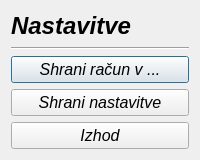
MaxMaxy/racun, file settings.ui: the form before one commit.
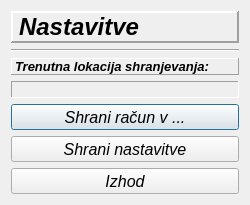
The form after the commit.

Patch:
```diff
--- a/settings.ui
+++ b/settings.ui
@@ -6,8 +6,8 @@
    <rect>
     <x>0</x>
     <y>0</y>
-    <width>200</width>
-    <height>160</height>
+    <width>250</width>
+    <height>205</height>
    </rect>
   </property>
   <property name="sizePolicy">
@@ -18,14 +18,14 @@
   </property>
   <property name="minimumSize">
    <size>
-    <width>200</width>
-    <height>160</height>
+    <width>250</width>
+    <height>205</height>
    </size>
   </property>
   <property name="maximumSize">
    <size>
-    <width>200</width>
-    <height>160</height>
+    <width>250</width>
+    <height>205</height>
    </size>
   </property>
   <property name="font">
@@ -54,6 +54,15 @@
            <bold>true</bold>
           </font>
          </property>
+         <property name="frameShape">
+          <enum>QFrame::Panel</enum>
+         </property>
+         <property name="frameShadow">
+          <enum>QFrame::Raised</enum>
+         </property>
+         <property name="lineWidth">
+          <number>2</number>
+         </property>
          <property name="text">
           <string>Nastavitve</string>
          </property>
@@ -73,6 +82,41 @@
        </item>
       </layout>
      </item>
+     <item>
+      <widget class="QLabel" name="label_2">
+       <property name="font">
+        <font>
+         <weight>75</weight>
+         <bold>true</bold>
+        </font>
+       </property>
+       <property name="frameShape">
+        <enum>QFrame::Panel</enum>
+       </property>
+       <property name="frameShadow">
+        <enum>QFrame::Raised</enum>
+       </property>
+       <property name="text">
+        <string>Trenutna lokacija shranjevanja:</string>
+       </property>
+      </widget>
+     </item>
+     <item>
+      <widget class="QLabel" name="label_lokacija">
+       <property name="frameShape">
+        <enum>QFrame::Panel</enum>
+       </property>
+       <property name="frameShadow">
+        <enum>QFrame::Sunken</enum>
+       </property>
+       <property name="text">
+        <string/>
+       </property>
+       <property name="alignment">
+        <set>Qt::AlignCenter</set>
+       </property>
+      </widget>
+     </item>
      <item>
       <layout class="QVBoxLayout" name="verticalLayout_3">
        <item>
```
